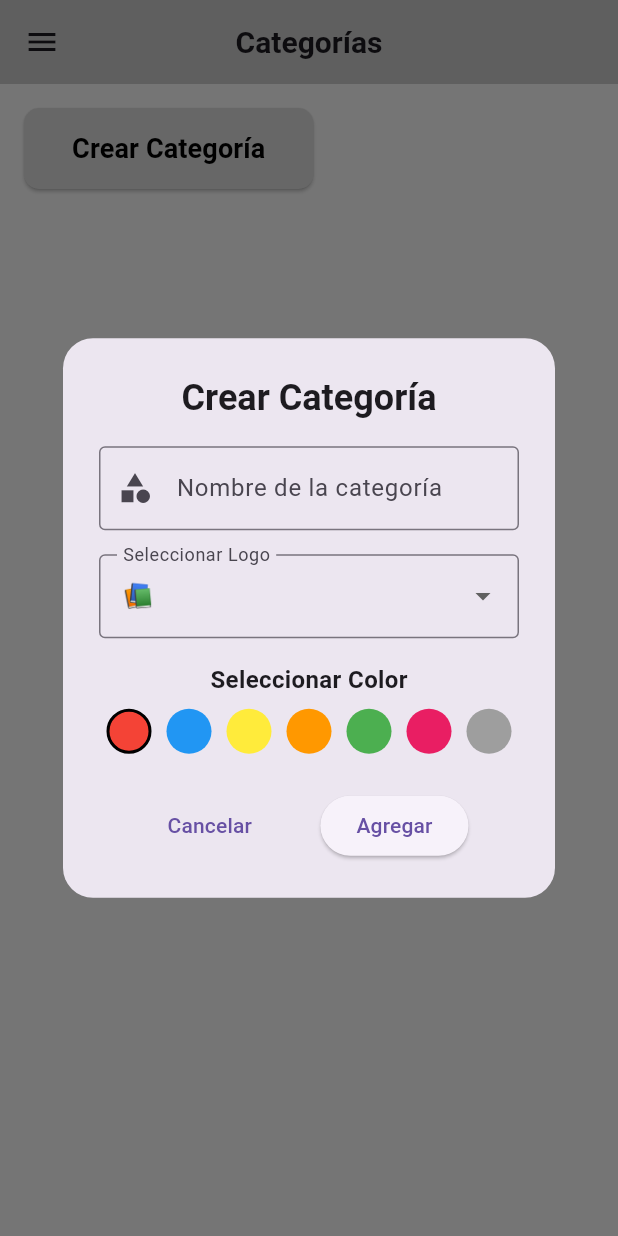
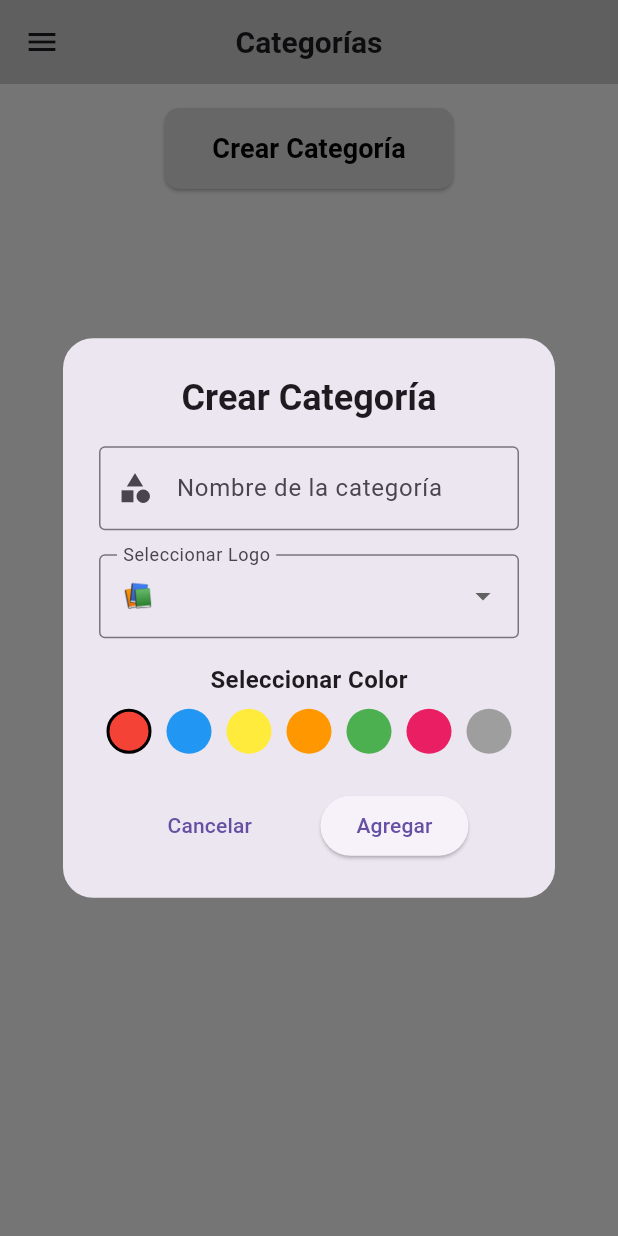
Before and after one commit to Kevindasilvaa/Proyecto_ingenieria_software, a Flutter app: the CategoriesPage screen opened by its route, after a tap on "Crear Categoría", on a phone screen of 412 x 824 dp. Run offline on Flutter 3.47's test engine with Material 3 defaults, Android fonts, the phone set to English and light mode, and no system bars; our stand-ins replace cloud_firestore, firebase_auth, firebase_core; accounts and stored records are empty.

Commit message:
ADDButtom centered

```diff
--- a/lib/views/screens/categories.dart
+++ b/lib/views/screens/categories.dart
@@ -244,7 +244,8 @@ class CategoriesPage extends StatelessWidget {
         child: Column(
           crossAxisAlignment: CrossAxisAlignment.start,
           children: [
-            ElevatedButton(
+            Center(
+              child: ElevatedButton(
                 onPressed: () =>
                     _showCreateCategoryDialog(context, categoryController),
                 style: ElevatedButton.styleFrom(
@@ -258,6 +259,7 @@ class CategoriesPage extends StatelessWidget {
                 child: Text(
                   'Crear Categoría',
                   style: TextStyle(fontSize: 18, fontWeight: FontWeight.bold),
+                ),
               ),
             ),
             SizedBox(height: 25),
@@ -417,8 +419,8 @@ class CategoriesPage extends StatelessWidget {
     categoryController.getCategoryById(categoryId).then((category) {
       if (category?.user_email == 'all_users@domain.com') {
         // Si la categoría es global, no permitir eliminarla
-      ScaffoldMessenger.of(context).showSnackBar(
-        SnackBar(content: Text('No puedes eliminar una categoría global.')));
+        ScaffoldMessenger.of(context).showSnackBar(SnackBar(
+            content: Text('No puedes eliminar una categoría global.')));
       } else {
         // Si no es global, permitir la eliminación
         showDialog(
@@ -448,5 +450,4 @@ class CategoriesPage extends StatelessWidget {
       }
     });
   }
-
 }
```
Lines whose indentation alone changed are shown as unchanged.
